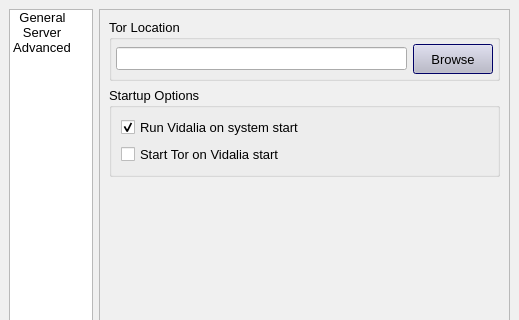
Above: src/gui/configdialog/configdialog.ui from a-ilin/vidalia before the change; both pictures show x 0 to 519 and y 0 to 320 of the 519 by 487 pixel window. Below: the same form after it.
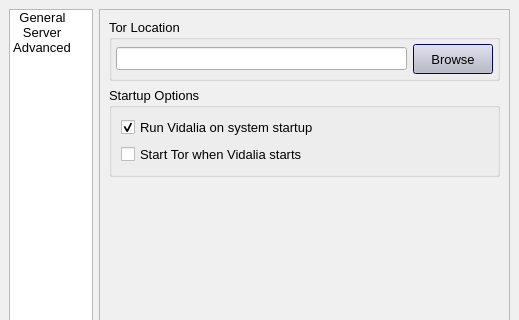
That is the form after the change. Icons and pictures are not drawn.

Commit message:
Try out a couple different labels for the start Tor/Vidalia on Vidalia/System startup config stuff. It's still not great English, but it's better.
svn:r305

Patch:
```diff
--- a/src/gui/configdialog/configdialog.ui
+++ b/src/gui/configdialog/configdialog.ui
@@ -770,7 +770,7 @@
                <string>Select to start Vidalia on system boot</string>
               </property>
               <property name="text" >
-               <string>Run Vidalia on system start</string>
+               <string>Run Vidalia on system startup</string>
               </property>
               <property name="checked" >
                <bool>true</bool>
@@ -786,7 +786,7 @@
                <string>Set to start Tor when you launch Vidalia</string>
               </property>
               <property name="text" >
-               <string>Start Tor on Vidalia start</string>
+               <string>Start Tor when Vidalia starts</string>
               </property>
              </widget>
             </item>
```
